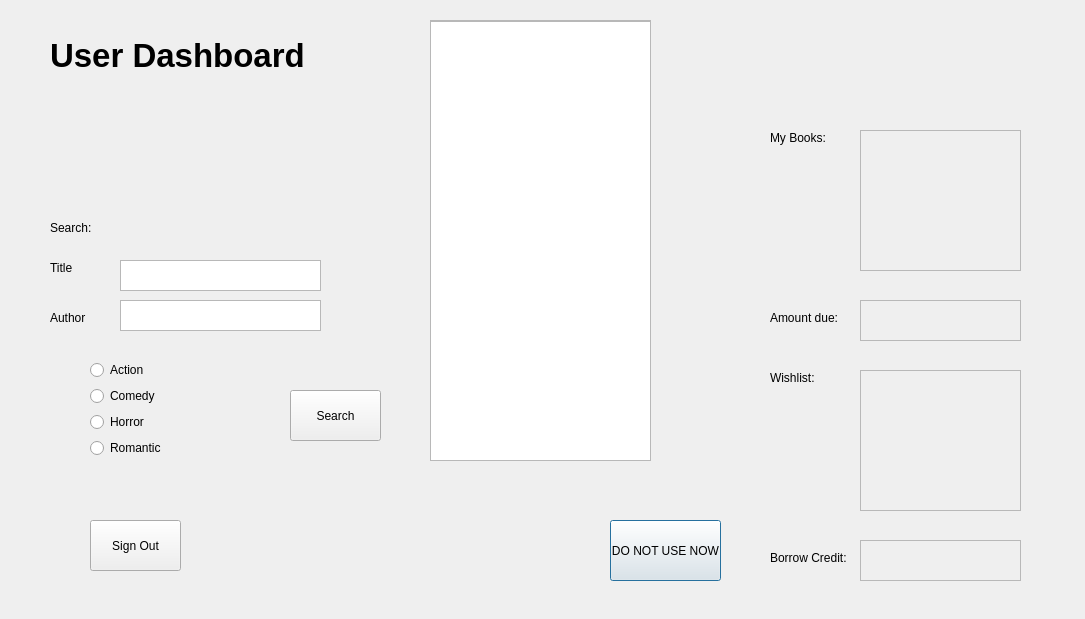
The window that LibraryManagementSystem/user.ui (omar-rabeh-18/LibraryManagementSystem) describes before a commit, drawn with Qt 5.
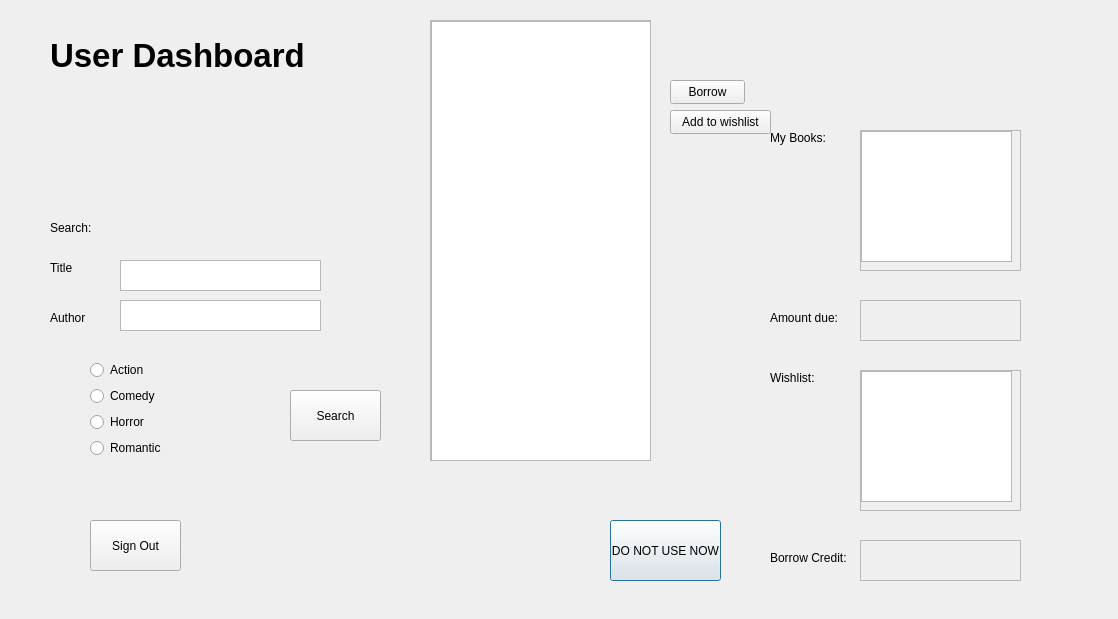
The same window after the commit.

Commit message: borrow and add to wishlist done

```diff
--- a/LibraryManagementSystem/user.ui
+++ b/LibraryManagementSystem/user.ui
@@ -6,7 +6,7 @@
    <rect>
     <x>0</x>
     <y>0</y>
-    <width>1085</width>
+    <width>1118</width>
     <height>619</height>
    </rect>
   </property>
@@ -66,6 +66,16 @@
       <height>139</height>
      </rect>
     </property>
+    <widget class="QListWidget" name="borrowList">
+     <property name="geometry">
+      <rect>
+       <x>0</x>
+       <y>0</y>
+       <width>151</width>
+       <height>131</height>
+      </rect>
+     </property>
+    </widget>
    </widget>
   </widget>
   <widget class="QScrollArea" name="wishlistArea">
@@ -89,6 +99,16 @@
       <height>139</height>
      </rect>
     </property>
+    <widget class="QListWidget" name="wishList">
+     <property name="geometry">
+      <rect>
+       <x>0</x>
+       <y>0</y>
+       <width>151</width>
+       <height>131</height>
+      </rect>
+     </property>
+    </widget>
    </widget>
   </widget>
   <widget class="QLabel" name="wishlistLabel">
@@ -302,9 +322,9 @@
     <widget class="QListWidget" name="searchList">
      <property name="geometry">
       <rect>
-       <x>-10</x>
+       <x>0</x>
        <y>0</y>
-       <width>231</width>
+       <width>221</width>
        <height>441</height>
       </rect>
      </property>
@@ -347,6 +367,32 @@
     <string>Sign Out</string>
    </property>
   </widget>
+  <widget class="QPushButton" name="pushButton">
+   <property name="geometry">
+    <rect>
+     <x>670</x>
+     <y>80</y>
+     <width>75</width>
+     <height>24</height>
+    </rect>
+   </property>
+   <property name="text">
+    <string>Borrow</string>
+   </property>
+  </widget>
+  <widget class="QPushButton" name="pushButton_3">
+   <property name="geometry">
+    <rect>
+     <x>670</x>
+     <y>110</y>
+     <width>101</width>
+     <height>24</height>
+    </rect>
+   </property>
+   <property name="text">
+    <string>Add to wishlist</string>
+   </property>
+  </widget>
  </widget>
  <resources/>
  <connections/>
```
The commit also changes 3 other files.
